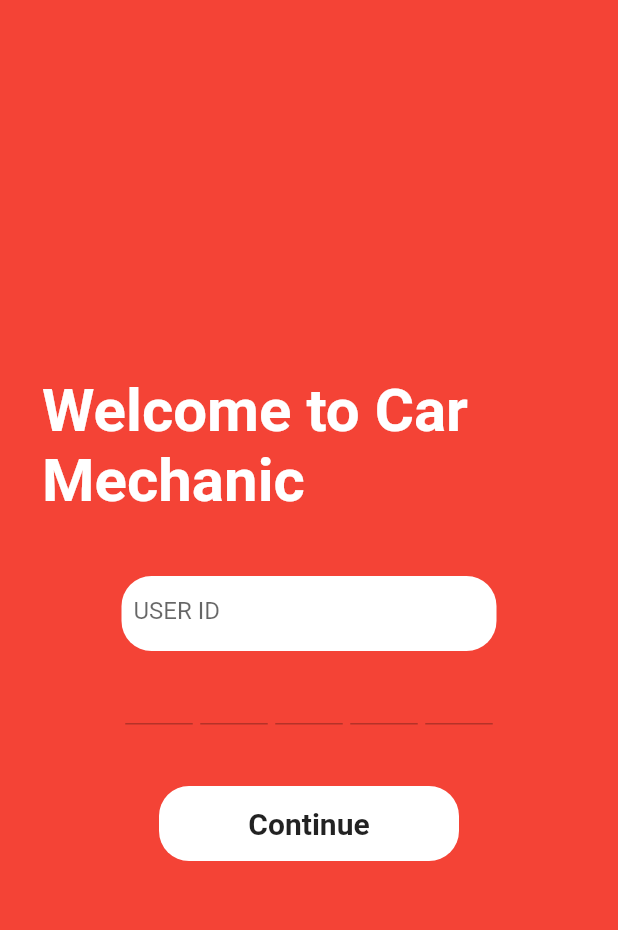
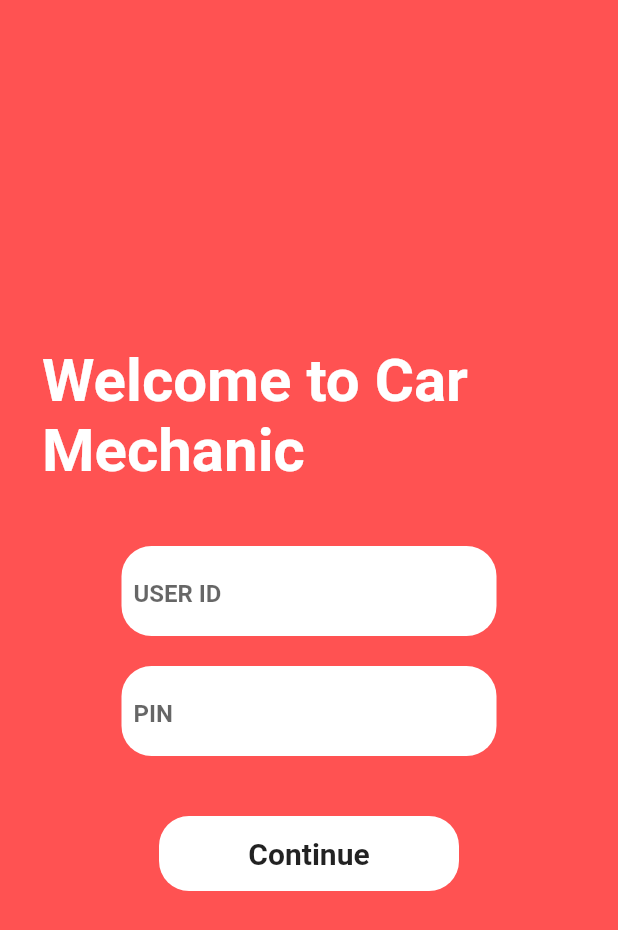
Before and after one commit to ramanjitsingh-hub/mech_app, a Flutter app: the screen it shows after launch, on a phone screen of 412 x 824 dp. Shown: the top 930 px of the screen. Run offline on Flutter 3.47's test engine with Material 2 defaults, Android fonts, the phone set to English and light mode, and no system bars; drawn by our look-alikes of otp_text_field; our stand-ins replace action_slider, cloud_firestore, firebase_core; accounts and stored records are empty.

Commit message:
Login Page done

```diff
--- a/lib/pages/Auth/Login_Page.dart
+++ b/lib/pages/Auth/Login_Page.dart
@@ -1,22 +1,55 @@
+import 'package:cloud_firestore/cloud_firestore.dart';
 import 'package:flutter/material.dart';
-import 'package:otp_text_field/otp_text_field.dart';
-import 'package:otp_text_field/style.dart';
+import 'package:flutter/services.dart';
 
 import '../homepage.dart';
 
 class LoginPage extends StatefulWidget {
-  const LoginPage({super.key});
+  const LoginPage({Key? key}) : super(key: key);
 
   @override
   State<LoginPage> createState() => _LoginPageState();
 }
 
 class _LoginPageState extends State<LoginPage> {
+  final _formKey = GlobalKey<FormState>();
+  TextEditingController _userIdController = TextEditingController();
+  TextEditingController _pinController = TextEditingController();
+
+  Future<bool> authenticateUser(String userID, String pin) async {
+    bool isAuthenticated = false;
+
+    try {
+      // Access Firestore and check if the provided credentials match
+      DocumentSnapshot userSnapshot = await FirebaseFirestore.instance
+          .collection('users')
+          .doc(userID)
+          .get();
+
+      if (userSnapshot.exists) {
+        Map<String, dynamic> userData =
+            userSnapshot.data() as Map<String, dynamic>;
+        String storedPIN = userData[
+            'pin']; // Assuming 'pin' is the field for the PIN in Firestore
+
+        if (pin == storedPIN) {
+          isAuthenticated = true;
+        }
+      }
+    } catch (e) {
+      print('Error authenticating user: $e');
+    }
+
+    return isAuthenticated;
+  }
+
   @override
   Widget build(BuildContext context) {
     return Scaffold(
-      backgroundColor: Colors.red,
+      backgroundColor: Colors.redAccent,
       body: Center(
+        child: Form(
+          key: _formKey,
           child: Column(
             mainAxisAlignment: MainAxisAlignment.center,
             crossAxisAlignment: CrossAxisAlignment.center,
@@ -28,23 +61,34 @@ class _LoginPageState extends State<LoginPage> {
                   style: TextStyle(
                     fontSize: 40,
                     fontWeight: FontWeight.bold,
-                  color: Colors.white),
+                    color: Colors.white,
+                  ),
                 ),
               ),
               SizedBox(
                 height: 40,
               ),
               Container(
-            height: 50,
+                height: 60,
                 width: 250,
                 decoration: BoxDecoration(
-                color: Colors.white, borderRadius: BorderRadius.circular(20)),
+                  color: Colors.white,
+                  borderRadius: BorderRadius.circular(20),
+                ),
                 child: Padding(
                   padding: const EdgeInsets.all(8.0),
                   child: TextFormField(
+                    validator: (value) {
+                      if (value == null || value.isEmpty) {
+                        return 'Please enter User ID';
+                      }
+                      return null;
+                    },
+                    controller: _userIdController,
                     style: TextStyle(
                       decoration: TextDecoration.none,
                       decorationThickness: 0,
+                      fontWeight: FontWeight.bold,
                     ),
                     decoration: InputDecoration(
                       hintText: "USER ID",
@@ -56,28 +100,74 @@ class _LoginPageState extends State<LoginPage> {
                   ),
                 ),
               ),
+              SizedBox(
+                height: 20,
+              ),
               Container(
-            height: 50,
+                height: 60,
                 width: 250,
-            child: OTPTextField(
-              length: 5,
-              width: MediaQuery.of(context).size.width,
-              fieldWidth: 45,
-              style: TextStyle(fontSize: 15, color: Colors.white),
-              textFieldAlignment: MainAxisAlignment.spaceAround,
-              fieldStyle: FieldStyle.underline,
+                decoration: BoxDecoration(
+                  color: Colors.white,
+                  borderRadius: BorderRadius.circular(20),
+                ),
+                child: Padding(
+                  padding: const EdgeInsets.all(8.0),
+                  child: TextFormField(
+                    validator: (value) {
+                      if (value == null || value.isEmpty) {
+                        return 'Please enter PIN';
+                      }
+                      return null;
+                    },
+                    controller: _pinController,
+                    inputFormatters: <TextInputFormatter>[
+                      LengthLimitingTextInputFormatter(4),
+                      FilteringTextInputFormatter.digitsOnly,
+                    ],
+                    keyboardType: TextInputType.number,
+                    style: TextStyle(
+                      decoration: TextDecoration.none,
+                      fontWeight: FontWeight.bold,
+                      decorationThickness: 0,
+                    ),
+                    decoration: InputDecoration(
+                      hintText: "PIN",
+                      border: InputBorder.none,
+                      focusedBorder: InputBorder.none,
+                      enabledBorder: InputBorder.none,
+                      disabledBorder: InputBorder.none,
+                    ),
+                  ),
                 ),
               ),
               SizedBox(
                 height: 40,
               ),
               GestureDetector(
-            onTap: (() {
+                onTap: () async {
+                  if (_formKey.currentState!.validate()) {
+                    bool isAuthenticated = await authenticateUser(
+                        _userIdController.text, _pinController.text);
+                    if (isAuthenticated) {
+                      // Navigate to the home page if authentication succeeds
                       Navigator.push(
                         context,
-                MaterialPageRoute(builder: (context) => const HomePage()),
+                        MaterialPageRoute(
+                          builder: (context) => HomePage(),
+                        ),
                       );
-            }),
+                    } else {
+                      // Handle unsuccessful authentication (show error message, etc.)
+                      // For example, you could show a SnackBar:
+                      ScaffoldMessenger.of(context).showSnackBar(
+                        SnackBar(
+                          content: Text('Authentication failed'),
+                          duration: Duration(seconds: 2),
+                        ),
+                      );
+                    }
+                  }
+                },
                 child: Container(
                   height: 50,
                   width: 200,
@@ -88,13 +178,18 @@ class _LoginPageState extends State<LoginPage> {
                   child: Center(
                     child: Text(
                       "Continue",
-                  style: TextStyle(fontSize: 20, fontWeight: FontWeight.bold),
+                      style: TextStyle(
+                        fontSize: 20,
+                        fontWeight: FontWeight.bold,
+                      ),
                     ),
                   ),
                 ),
               ),
             ],
-      )),
+          ),
+        ),
+      ),
     );
   }
 }
--- a/pubspec.yaml
+++ b/pubspec.yaml
@@ -40,6 +40,7 @@ dependencies:
   google_fonts: ^4.0.4
   action_slider: ^0.7.0
   otp_text_field: ^1.1.3
+  cloud_firestore: ^4.13.2
 
 dev_dependencies:
   flutter_test:
```
Also changed, not shown: lib/main.dart (+8 -2 lines), lib/firebase_options.dart (added), pubspec.lock, 11 other files. Lines whose indentation alone changed are shown as unchanged.
